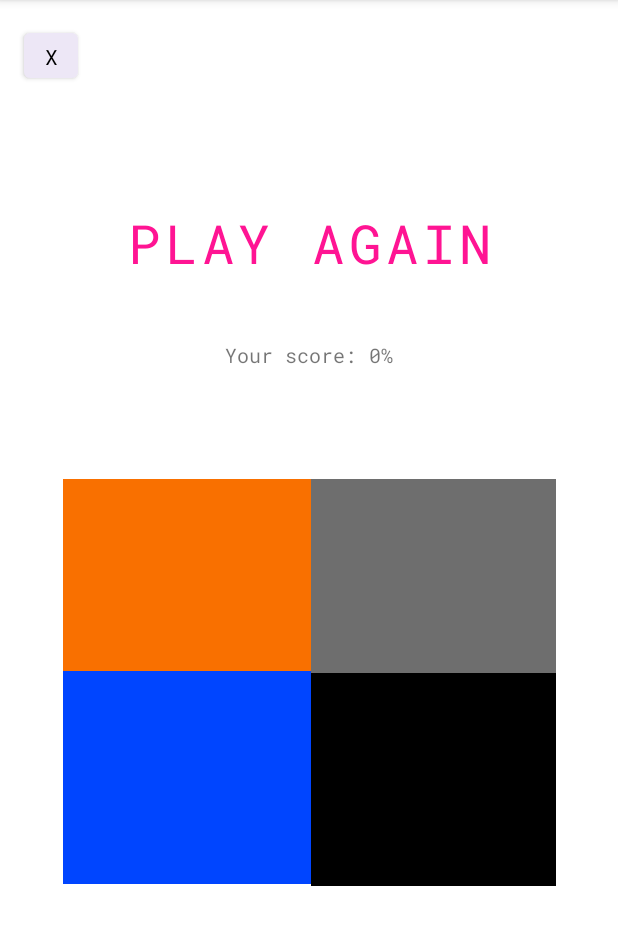
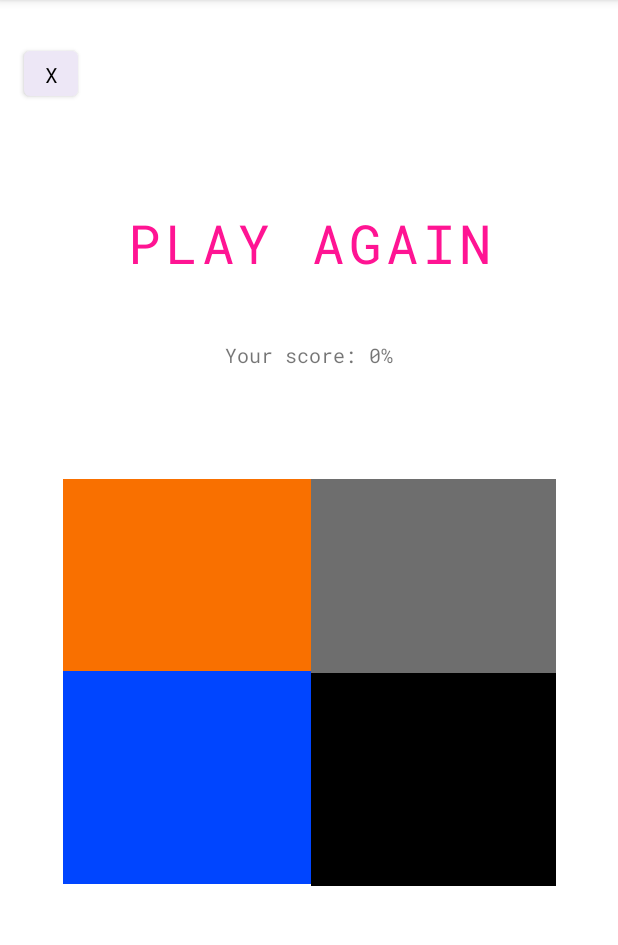
Before and after one commit to nomitari/MAD20, an Android app: the screen it shows after launch (MainActivity), after a tap on "GREEN", on a phone screen of 412 x 824 dp, the part 84-1029 px from its top. Run offline under Robolectric (Android 15) with nearby library versions, the phone set to English and light mode, and no system bars; 2 other taps on this screen came first.

Commit message:
add project 2 milestone 3
Stroop Test for Android

```diff
--- a/stroop-android/app/src/main/res/layout/activity_main.xml
+++ b/stroop-android/app/src/main/res/layout/activity_main.xml
@@ -47,7 +47,7 @@
             android:layout_width="36dp"
             android:layout_height="42dp"
             android:layout_marginStart="16dp"
-            android:layout_marginTop="16dp"
+            android:layout_marginTop="28dp"
             android:onClick="exit"
             android:paddingLeft="0dp"
             android:paddingTop="1dp"
```
